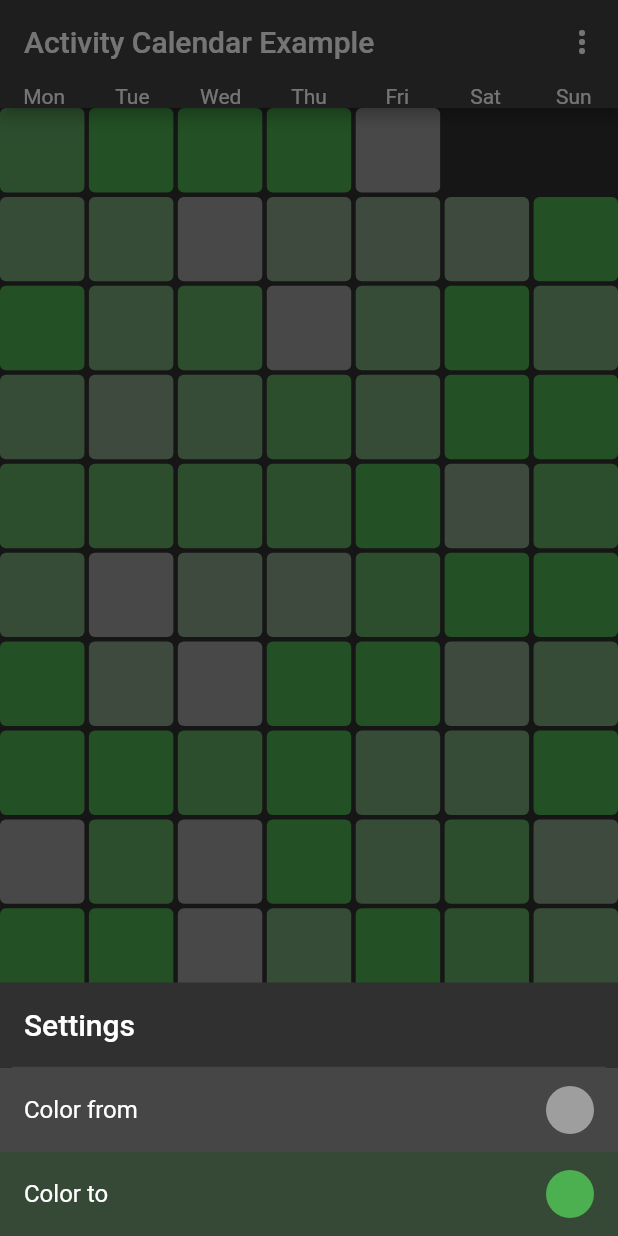
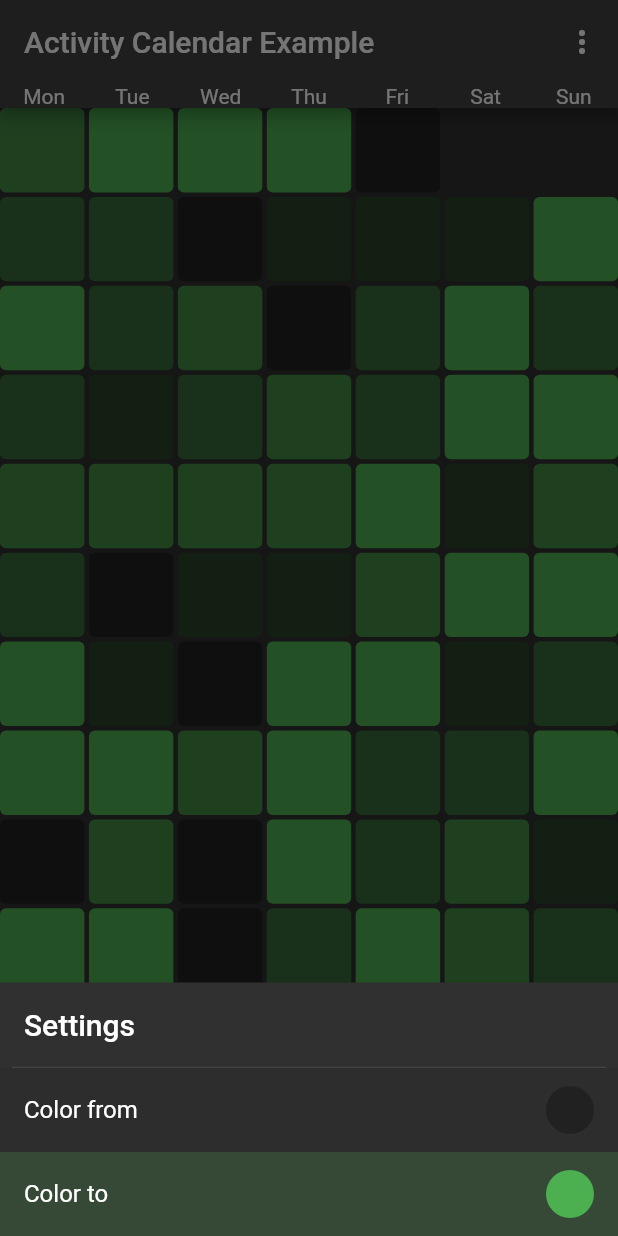
Before and after one commit to Vorkytaka/activity_calendar, a Flutter app: the screen it shows after launch, after a tap on the "more vert" icon, on a phone screen of 412 x 824 dp. Run offline on Flutter 3.47's test engine with Material 2 defaults, Android fonts, the phone set to English and light mode, and no system bars.

Commit message:
• Colors getter

```diff
--- a/example/lib/main.dart
+++ b/example/lib/main.dart
@@ -20,9 +20,6 @@ class ExampleApp extends StatelessWidget {
   );
 
   const ExampleApp({Key? key}) : super(key: key);
-
-  static final Object _fromColorKey = Object();
-  static final Object _toColorKey = Object();
 
   @override
   Widget build(BuildContext context) {
@@ -57,8 +54,8 @@ class ExampleApp extends StatelessWidget {
                           indent: 8,
                           endIndent: 8,
                         ),
-                        ListTile(
-                          title: const Text('Color from'),
+                        _ColorMenuItem(
+                          title: 'Color from',
                           onTap: () async {
                             final color = await _selectColor(context: context);
                             if (color != null) {
@@ -69,21 +66,10 @@ class ExampleApp extends StatelessWidget {
                               );
                             }
                           },
-                          trailing: _ColorWidget(
-                            color: SharedAppData.getValue(
-                              context,
-                              _fromColorKey,
-                              () => Colors.grey,
-                            ),
-                          ),
-                          tileColor: SharedAppData.getValue<Object, Color>(
-                            context,
-                            _fromColorKey,
-                            () => Colors.grey,
-                          ).withOpacity(0.2),
+                          color: _sharedFromColor(context),
                         ),
-                        ListTile(
-                          title: const Text('Color to'),
+                        _ColorMenuItem(
+                          title: 'Color to',
                           onTap: () async {
                             final color = await _selectColor(context: context);
                             if (color != null) {
@@ -94,18 +80,7 @@ class ExampleApp extends StatelessWidget {
                               );
                             }
                           },
-                          trailing: _ColorWidget(
-                            color: SharedAppData.getValue(
-                              context,
-                              _toColorKey,
-                              () => Colors.green,
-                            ),
-                          ),
-                          tileColor: SharedAppData.getValue<Object, Color>(
-                            context,
-                            _toColorKey,
-                            () => Colors.grey,
-                          ).withOpacity(0.2),
+                          color: _sharedToColor(context),
                         ),
                       ],
                     ),
@@ -128,16 +103,8 @@ class ExampleApp extends StatelessWidget {
           ),
           body: ActivityCalendar(
             activities: rl(),
-            fromColor: SharedAppData.getValue(
-              context,
-              _fromColorKey,
-              () => Colors.grey,
-            ),
-            toColor: SharedAppData.getValue(
-              context,
-              _toColorKey,
-              () => Colors.green,
-            ),
+            fromColor: _sharedFromColor(context),
+            toColor: _sharedToColor(context),
             steps: 5,
             borderRadius: BorderRadius.circular(4),
           ),
@@ -165,6 +132,46 @@ class ExampleApp extends StatelessWidget {
 
   static List<int> rl([int length = 365]) =>
       List.generate(length, (index) => r.nextInt(10));
+}
+
+final Object _fromColorKey = Object();
+final Object _toColorKey = Object();
+
+Color _sharedFromColor(BuildContext context) =>
+    SharedAppData.getValue<Object, Color>(
+      context,
+      _fromColorKey,
+      () => Colors.grey.shade900,
+    );
+
+Color _sharedToColor(BuildContext context) =>
+    SharedAppData.getValue<Object, Color>(
+      context,
+      _toColorKey,
+      () => Colors.green,
+    );
+
+class _ColorMenuItem extends StatelessWidget {
+  final VoidCallback onTap;
+  final Color color;
+  final String title;
+
+  const _ColorMenuItem({
+    Key? key,
+    required this.onTap,
+    required this.color,
+    required this.title,
+  }) : super(key: key);
+
+  @override
+  Widget build(BuildContext context) {
+    return ListTile(
+      title: Text(title),
+      onTap: onTap,
+      trailing: _ColorWidget(color: color),
+      tileColor: color.withOpacity(0.2),
+    );
+  }
 }
 
 class _ColorWidget extends StatelessWidget {
```
